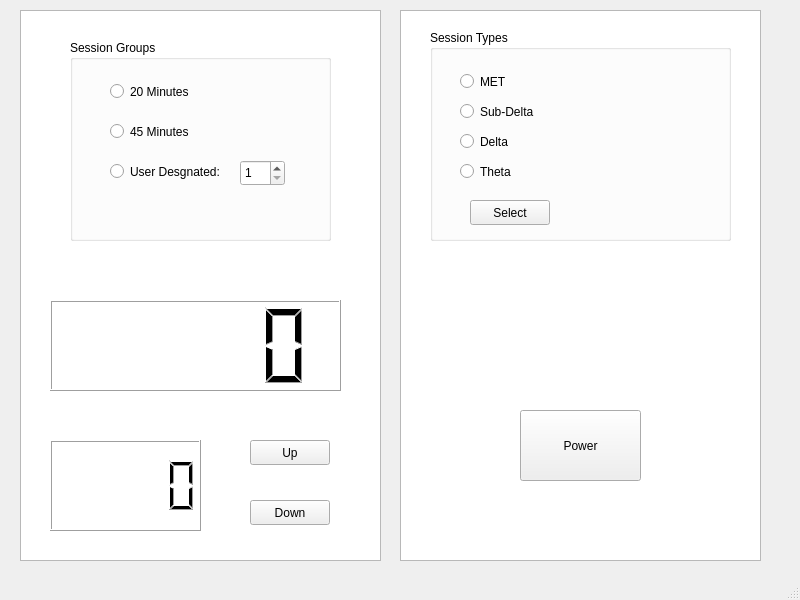
The window that Project-Team59/mainwindow.ui (heyitsOK/3004-Team59) describes before a commit, drawn with Qt 5.
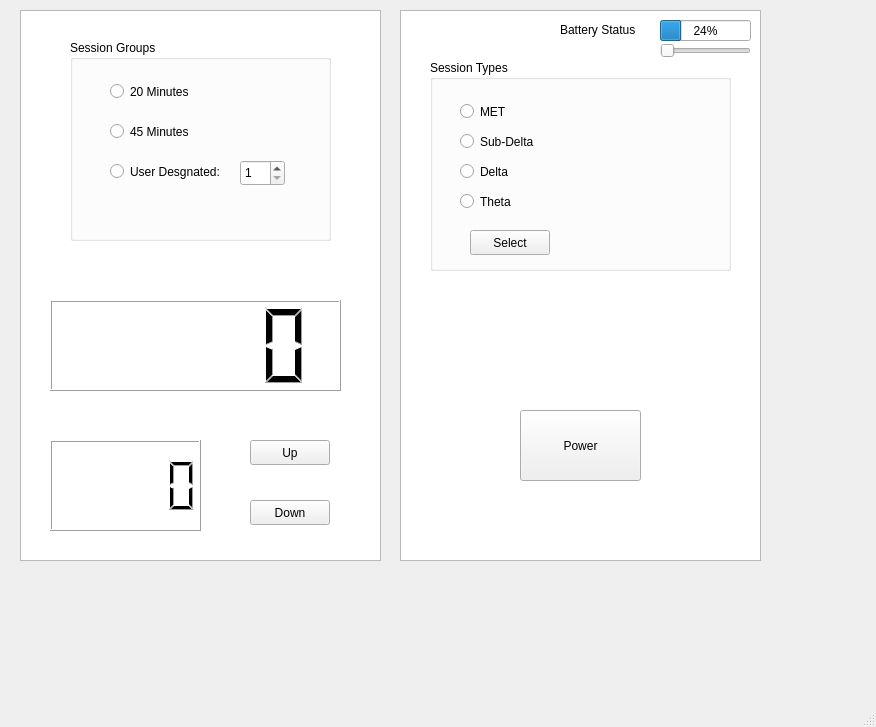
The same window after the commit.

Commit message: Updated for battery status

```diff
--- a/Project-Team59/mainwindow.ui
+++ b/Project-Team59/mainwindow.ui
@@ -6,8 +6,8 @@
    <rect>
     <x>0</x>
     <y>0</y>
-    <width>800</width>
-    <height>600</height>
+    <width>876</width>
+    <height>727</height>
    </rect>
   </property>
   <property name="windowTitle">
@@ -174,7 +174,7 @@
     <property name="geometry">
      <rect>
       <x>430</x>
-      <y>30</y>
+      <y>60</y>
       <width>301</width>
       <height>211</height>
      </rect>
@@ -248,6 +248,45 @@
      </property>
     </widget>
    </widget>
+   <widget class="QProgressBar" name="progressBar">
+    <property name="geometry">
+     <rect>
+      <x>660</x>
+      <y>20</y>
+      <width>91</width>
+      <height>21</height>
+     </rect>
+    </property>
+    <property name="value">
+     <number>24</number>
+    </property>
+   </widget>
+   <widget class="QLabel" name="batteryStatus">
+    <property name="geometry">
+     <rect>
+      <x>560</x>
+      <y>20</y>
+      <width>81</width>
+      <height>20</height>
+     </rect>
+    </property>
+    <property name="text">
+     <string>Battery Status</string>
+    </property>
+   </widget>
+   <widget class="QSlider" name="horizontalSlider">
+    <property name="geometry">
+     <rect>
+      <x>660</x>
+      <y>40</y>
+      <width>91</width>
+      <height>21</height>
+     </rect>
+    </property>
+    <property name="orientation">
+     <enum>Qt::Horizontal</enum>
+    </property>
+   </widget>
   </widget>
   <widget class="QMenuBar" name="menubar">
    <property name="geometry">
```
Left out of the diff: 2 changed lines with no effect on the pictures. The commit also changes 2 other files.
